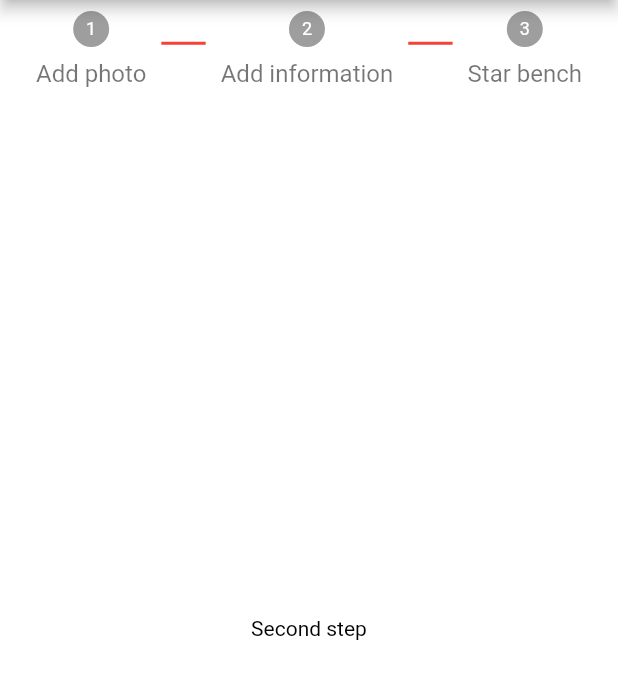
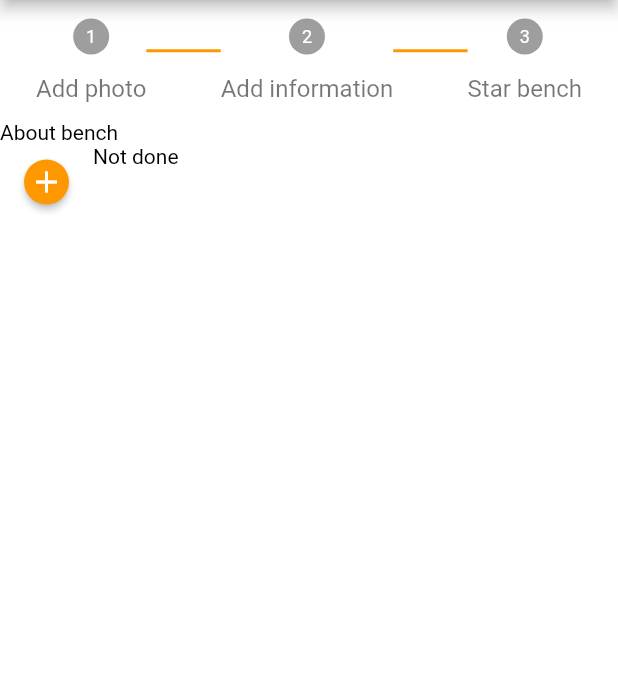
Before and after one commit to Unchuris/omsk-seaty-mobile, a Flutter app: the AddBenchScreen screen opened by its route, after a tap on an icon or button, on a phone screen of 412 x 824 dp, the part 85-784 px from its top. Run offline on Flutter 3.47's test engine with Material 2 defaults, Android fonts, the phone set to English and light mode, and no system bars; our stand-ins replace bloc, cached_network_image, carousel_slider, dio, equatable, firebase_auth and 8 more; missing offline and left inert: fluster; accounts and stored records are empty; network calls fail; statements that could not run were skipped.

```diff
--- /dev/null
+++ b/lib/blocs/check_box_list/check_box_list_event.dart
@@ -0,0 +1,19 @@
+part of 'check_box_list_bloc.dart';
+
+abstract class CheckBoxListEvent extends Equatable {
+  const CheckBoxListEvent();
+
+  @override
+  List<Object> get props => [];
+}
+
+class CheckBoxListDialogOpened extends CheckBoxListEvent {}
+
+class CheckBoxListChanged extends CheckBoxListEvent {
+  final Map<Object, bool> map;
+
+  const CheckBoxListChanged(this.map);
+
+  @override
+  List<Object> get props => [map];
+}
--- /dev/null
+++ b/lib/blocs/check_box_list/check_box_list_state.dart
@@ -0,0 +1,21 @@
+part of 'check_box_list_bloc.dart';
+
+abstract class CheckBoxListState extends Equatable {
+  const CheckBoxListState();
+
+  @override
+  List<Object> get props => [];
+}
+
+class CheckBoxListInitial extends CheckBoxListState {}
+
+class CheckBoxListOpen extends CheckBoxListState {}
+
+class CheckBoxListDone extends CheckBoxListState {
+  final Map<Object, bool> map;
+
+  const CheckBoxListDone(this.map);
+
+  @override
+  List<Object> get props => [map];
+}
--- a/lib/ui/pages/add_bench/add_bench.dart
+++ b/lib/ui/pages/add_bench/add_bench.dart
@@ -1,7 +1,7 @@
 import 'package:flutter/material.dart';
 import 'package:flutter_bloc/flutter_bloc.dart';
 import 'package:omsk_seaty_mobile/blocs/add_image/add_image_bloc.dart';
-
+import 'package:omsk_seaty_mobile/ui/pages/add_bench/steps/step_add_information.dart';
 import 'stepper.dart';
 
 class AddBenchScreen extends StatefulWidget {
@@ -28,12 +28,7 @@ class _AddBenchState extends State<AddBenchScreen> {
     return AddBenchStepper(
       steps: [
         _buildAddImageStep(context),
-        AddBenchStep(
-            isActive: false,
-            title: Text('Add information'),
-            content: Center(
-                child: Text('Second step',
-                    style: TextStyle(color: Colors.black)))),
+        _buildAddInformationStep(),
         AddBenchStep(
             title: Text('Star bench'),
             content: Center(
@@ -48,6 +43,86 @@ class _AddBenchState extends State<AddBenchScreen> {
       currentStep: _index,
     );
   }
+
+  _buildAddInformationStep() {
+    return AddBenchStep(
+        title: Text('Add information'), content: AddInformationStep());
+  }
+
+  /*_buildAddInformationStep() {
+    return AddBenchStep(
+        title: Text('Add information'),
+        content: Container(
+            width: double.infinity,
+            child: Column(
+              children: [
+                Text('About bench',
+                    textAlign: TextAlign.end,
+                    style: TextStyle(color: Colors.black)),
+                Row(
+                  children: [
+                    _buildAddInformationButton(),
+                    _buildInformationButtons()
+                  ],
+                )
+              ],
+            )));
+  }
+
+  _buildAddInformationButton() {
+    Map<BenchType, bool> benches = {
+      BenchType.TABLE_NEARBY: false,
+      BenchType.COVERED_BENCH: false,
+      BenchType.SCENIC_VIEW: false,
+      BenchType.FOR_A_LARGE_COMPANY: false
+    };
+
+    return Container(
+      margin: const EdgeInsets.only(left: 16),
+      height: 30,
+      width: 30,
+      child: RawMaterialButton(
+        onPressed: () {
+          showDialog(
+              context: context,
+              builder: (context) => ListProvider(
+                  benches,
+                  BlocProvider<InformationAboutBloc>(
+                      create: (context) => _informationAboutBloc,
+                      child: DialogWithChild(
+                          title: AppLocalizations.of(context)
+                              .translate('dialog_title_choose'),
+                          buttonText: AppLocalizations.of(context)
+                              .translate('dialog_button_add'),
+                          child: CheckBoxList(),
+                          buttonType: DialogButtonType.LIST))));
+        },
+        fillColor: Colors.orange,
+        child: Icon(
+          Icons.add,
+          size: 24.0,
+        ),
+        shape: CircleBorder(),
+      ),
+    );
+  }
+
+  _buildInformationButtons() {
+    return Container(
+        height: 50,
+        margin: const EdgeInsets.only(left: 16),
+        child: BlocProvider(
+            create: (context) => _informationAboutBloc,
+            child: BlocBuilder<InformationAboutBloc, InformationAboutState>(
+              builder: (context, state) {
+                if (state is InformationAboutDone) {
+                  return Text('Test yes',
+                      style: TextStyle(color: Colors.black));
+                }
+                return Text('Test no', style: TextStyle(color: Colors.black));
+              },
+            )));
+  }*/
 
   _buildAddImageStep(BuildContext context) {
     return AddBenchStep(
--- a/lib/ui/pages/add_bench/stepper.dart
+++ b/lib/ui/pages/add_bench/stepper.dart
@@ -441,7 +441,7 @@ class _AddBenchStepperState extends State<AddBenchStepper>
                 Column(
                   children: <Widget>[
                     Container(
-                      //height: 50.0,
+                      height: 50.0,
                       child: Center(
                         child: _buildIcon(i),
                       ),
@@ -456,9 +456,9 @@ class _AddBenchStepperState extends State<AddBenchStepper>
         if (!_isLast(i))
           Expanded(
             child: Container(
-              margin: const EdgeInsets.only(right: 10, left: 10),
+              //margin: const EdgeInsets.only(right: 10, left: 10),
               height: 2.0,
-              color: Colors.red,
+              color: Colors.orange,
             ),
           ),
       ],
--- /dev/null
+++ b/lib/ui/pages/add_bench/steps/step_add_information.dart
@@ -0,0 +1,107 @@
+import 'package:flutter/material.dart';
+import 'package:flutter_bloc/flutter_bloc.dart';
+import 'package:omsk_seaty_mobile/blocs/check_box_list/check_box_list_bloc.dart';
+import 'package:omsk_seaty_mobile/data/models/bench_type.dart';
+import 'package:omsk_seaty_mobile/ui/widgets/dialog/childs/checkbox_list.dart';
+import 'package:omsk_seaty_mobile/ui/widgets/dialog/dialog_with_child.dart';
+
+import '../../../../app_localizations.dart';
+
+class AddInformationStep extends StatefulWidget {
+  @override
+  State<StatefulWidget> createState() => _AddInformationStepState();
+}
+
+class _AddInformationStepState extends State<AddInformationStep> {
+  Map<BenchType, bool> benches = {
+    BenchType.TABLE_NEARBY: false,
+    BenchType.COVERED_BENCH: false,
+    BenchType.SCENIC_VIEW: false,
+    BenchType.FOR_A_LARGE_COMPANY: false
+  };
+  CheckBoxListBloc _checkBoxListBloc = CheckBoxListBloc();
+
+  @override
+  Widget build(BuildContext context) {
+    return Container(
+      width: double.infinity,
+      child: Column(
+        children: [
+          Align(
+              alignment: Alignment.centerLeft,
+              child:
+                  Text('About bench', style: TextStyle(color: Colors.black))),
+          Row(
+            children: [
+              _buildAddInformationButton(),
+              BlocProvider<CheckBoxListBloc>(
+                create: (context) => _checkBoxListBloc,
+                child: _buildBenchesOtpions(),
+              ),
+            ],
+          )
+        ],
+      ),
+    );
+  }
+
+  _buildAddInformationButton() {
+    return Container(
+      margin: const EdgeInsets.only(left: 16),
+      height: 30,
+      width: 30,
+      child: RawMaterialButton(
+        fillColor: Colors.orange,
+        child: Icon(
+          Icons.add,
+          size: 24.0,
+        ),
+        shape: CircleBorder(),
+        onPressed: () {
+          _checkBoxListBloc.add(CheckBoxListDialogOpened());
+          showDialog(
+              context: context,
+              builder: (context) => BlocProvider<CheckBoxListBloc>(
+                    create: (context) => _checkBoxListBloc,
+                    child: DialogWithChild(
+                      title: AppLocalizations.of(context)
+                          .translate('dialog_title_choose'),
+                      buttonText: AppLocalizations.of(context)
+                          .translate('dialog_button_add'),
+                      child: CheckBoxList(benches),
+                      onTap: () => {
+                        _checkBoxListBloc.add(CheckBoxListChanged(benches)),
+                        Navigator.pop(context)
+                      },
+                    ),
+                  ));
+        },
+      ),
+    );
+  }
+
+  _buildBenchesOtpions() {
+    return Container(
+        height: 50,
+        margin: const EdgeInsets.only(left: 16),
+        child: BlocProvider(
+          create: (context) => _checkBoxListBloc,
+          child: BlocBuilder<CheckBoxListBloc, CheckBoxListState>(
+            builder: (context, state) {
+              if (state is CheckBoxListDone) {
+                print('changed');
+                List<Widget> children = [Text('')];
+                state.map.forEach((key, value) {
+                  if (value == true) {
+                    children.add(Text(key.toString(),
+                        style: TextStyle(color: Colors.black)));
+                  }
+                });
+                return Row(children: children);
+              }
+              return Text('Not done', style: TextStyle(color: Colors.black));
+            },
+          ),
+        ));
+  }
+}
```
Also changed, not shown: lib/blocs/check_box_list/check_box_list_bloc.dart (added, +30 -0 lines), lib/ui/widgets/app_drawer.dart (+5 -6 lines), lib/ui/widgets/dialog/childs/checkbox_list.dart (+11 -8 lines), lib/ui/widgets/dialog/dialog_with_child.dart (+10 -9 lines), lib/ui/widgets/dialog/list_provider.dart (deleted, +0 -14 lines).
